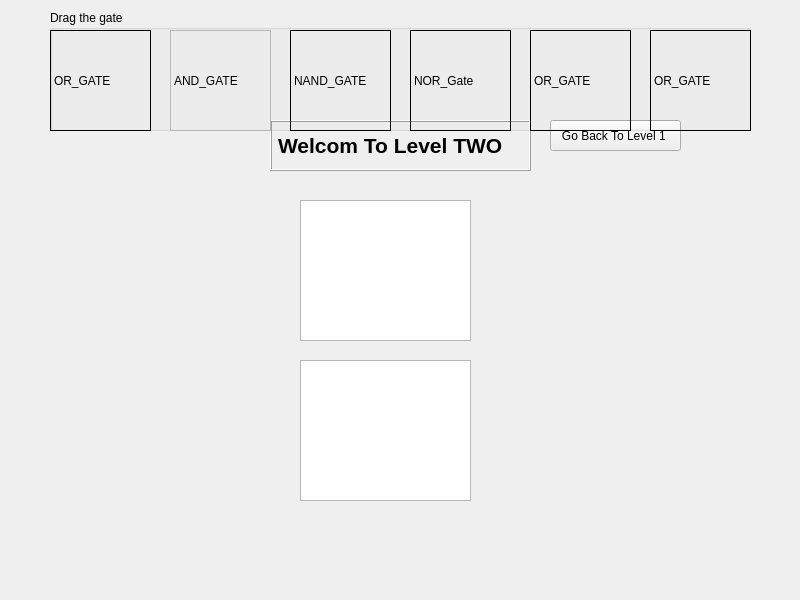
AhmedZ70/BitWise-EducationalApp, file levels.ui: the form before one commit.
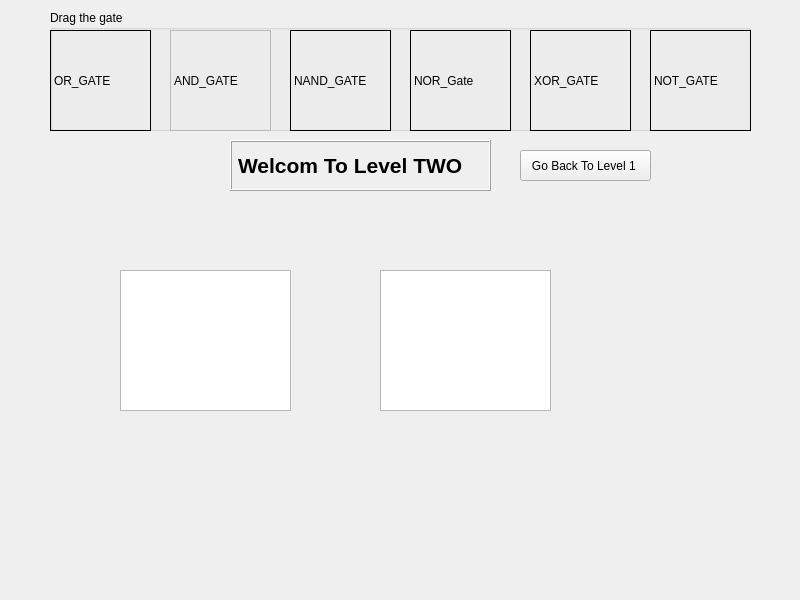
The form after the commit. The open tabs and pages were chosen to show the change. Custom widgets are drawn as their Qt base class.

Commit message: added xorGate and notGate

What changed in the file:
```diff
--- a/levels.ui
+++ b/levels.ui
@@ -227,8 +227,8 @@
     <widget class="QPushButton" name="backToLevel1">
      <property name="geometry">
       <rect>
-       <x>550</x>
-       <y>10</y>
+       <x>520</x>
+       <y>40</y>
        <width>131</width>
        <height>31</height>
       </rect>
@@ -245,8 +245,8 @@
     <widget class="QLabel" name="label_4">
      <property name="geometry">
       <rect>
-       <x>270</x>
-       <y>10</y>
+       <x>230</x>
+       <y>30</y>
        <width>261</width>
        <height>51</height>
       </rect>
@@ -273,8 +273,8 @@
     <widget class="Custom_GraphicsView" name="graphicsView_2">
      <property name="geometry">
       <rect>
-       <x>300</x>
-       <y>90</y>
+       <x>120</x>
+       <y>160</y>
        <width>171</width>
        <height>141</height>
       </rect>
@@ -283,8 +283,8 @@
     <widget class="Custom_GraphicsView" name="graphicsView_3">
      <property name="geometry">
       <rect>
-       <x>300</x>
-       <y>250</y>
+       <x>380</x>
+       <y>160</y>
        <width>171</width>
        <height>141</height>
       </rect>
@@ -381,7 +381,7 @@
      <enum>QFrame::Box</enum>
     </property>
     <property name="text">
-     <string>OR_GATE</string>
+     <string>XOR_GATE</string>
     </property>
    </widget>
    <widget class="Custom_Label" name="orGateLabel_3">
@@ -397,7 +397,7 @@
      <enum>QFrame::Box</enum>
     </property>
     <property name="text">
-     <string>OR_GATE</string>
+     <string>NOT_GATE</string>
     </property>
    </widget>
   </widget>
```
Left out of the diff: 6 changed lines with no effect on the pictures. The commit also changes 4 other files.
